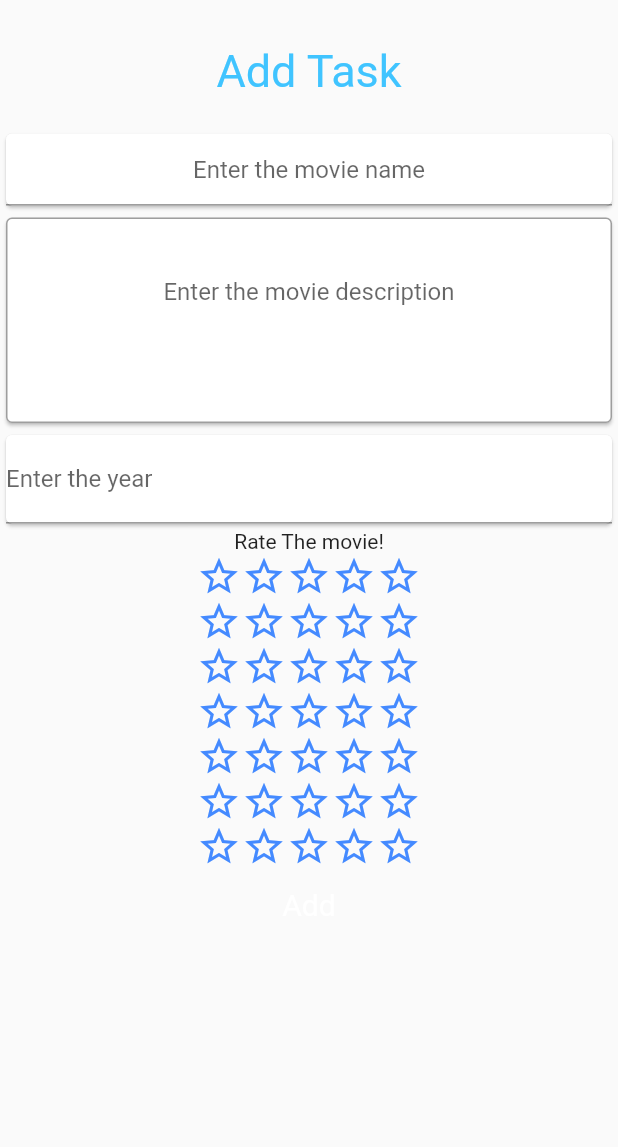
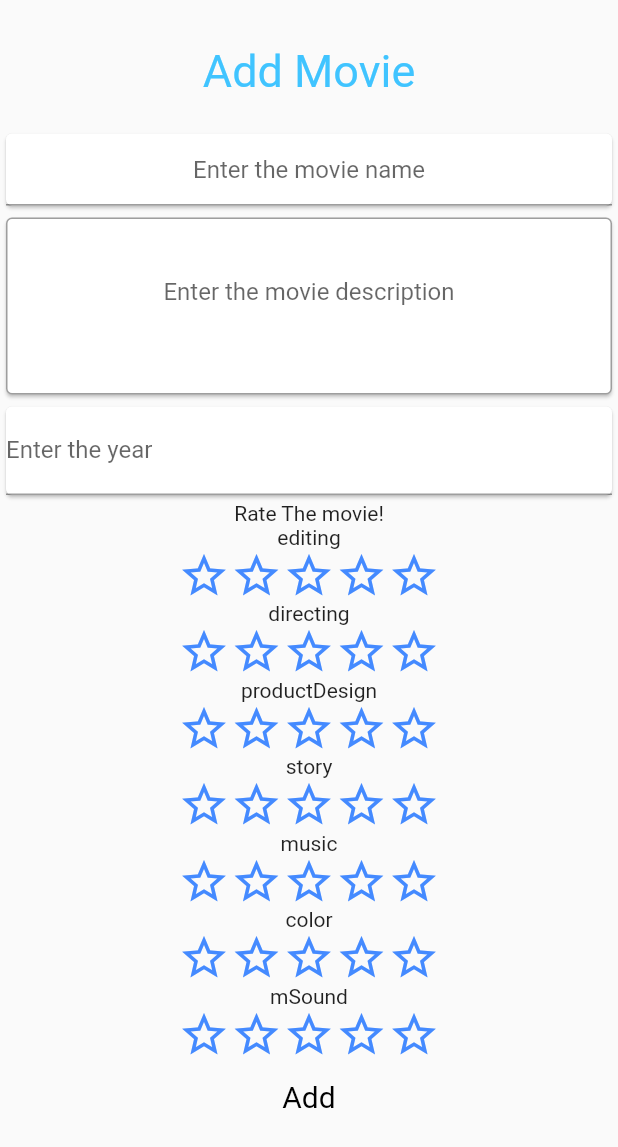
Before and after one commit to remre/movie_rater_app, a Flutter app: the AddMovie screen opened by its route, on a phone screen of 412 x 824 dp. Shown: the top 1147 px of the screen. Run offline on Flutter 3.47's test engine with Material 2 defaults, Android fonts, the phone set to English and light mode, and no system bars; drawn by our look-alikes of flutter_rating_bar; our stand-ins replace cloud_firestore, email_validator, firebase_auth, firebase_core, font_awesome_flutter, modal_progress_hud_nsn; accounts and stored records are empty.

Commit message:
needs to update movie add page with scrolling

```diff
--- a/lib/add_movie.dart
+++ b/lib/add_movie.dart
@@ -86,7 +86,7 @@ class _AddMovieState extends State<AddMovie> {
             child: Container(
               padding: EdgeInsets.only(top: 30),
               child: Text(
-                'Add Task',
+                'Add Movie',
                 textAlign: TextAlign.center,
                 style: TextStyle(color: Colors.lightBlueAccent, fontSize: 30),
               ),
@@ -109,7 +109,7 @@ class _AddMovieState extends State<AddMovie> {
           ),
           Card(
             child: TextField(
-              maxLines: 3,
+              maxLines: 2,
               maxLength: 250,
               decoration: InputDecoration(hintText: 'Enter the movie description',
                 counterText: '',
@@ -152,142 +152,37 @@ class _AddMovieState extends State<AddMovie> {
           //     // print("rating value dd -> ${value.truncate()}");
           //   },
           // ),
-          Center(
-            child: Column(
-              children:<Widget>[
-                Text('Rate The movie!'),
-                // MovieStars(),
-                RatingBar(
-                  initialRating: 0,
-                  minRating: 0,
-                  maxRating: 5,
-                  allowHalfRating: true,
-                  itemSize: 30.0,
-                  ratingWidget: RatingWidget(
-                    full: const Icon(Icons.star, color: Colors.blueAccent),
-                    half: const Icon(Icons.star_half, color: Colors.blueAccent),
-                    empty: const Icon(Icons.star_border, color: Colors.blueAccent),
-                  ),
-                  onRatingUpdate: (value) {
-                    // Rating is updated
-                    print('rating update to: $value');
-                    editing = value;
+          SingleChildScrollView(
+            child: Center(
+              child: Column(
+                children:<Widget>[
+                  Text('Rate The movie!'),
+                  // MovieStars(),
+                  Text('editing'),
+                  MovieStars(editing),
+                  Text('directing'),
+                  MovieStars(directing),
+                  Text('productDesign'),
+                  MovieStars(productDesign),
+                  Text('story'),
+                  MovieStars(story),
+                  Text('music'),
+                  MovieStars(music),
+                  Text('color'),
+                  MovieStars(color),
+                  Text('mSound'),
+                  MovieStars(mSound),
 
-                  },
-                ),
-                RatingBar(
-                  initialRating: 0,
-                  minRating: 0,
-                  maxRating: 5,
-                  allowHalfRating: true,
-                  itemSize: 30.0,
-                  ratingWidget: RatingWidget(
-                    full: const Icon(Icons.star, color: Colors.blueAccent),
-                    half: const Icon(Icons.star_half, color: Colors.blueAccent),
-                    empty: const Icon(Icons.star_border, color: Colors.blueAccent),
-                  ),
-                  onRatingUpdate: (value) {
-                    // Rating is updated
-                    print('rating update to: $value');
-                    directing = value;
+                ]
 
-                  },
-                ), RatingBar(
-                  initialRating: 0,
-                  minRating: 0,
-                  maxRating: 5,
-                  allowHalfRating: true,
-                  itemSize: 30.0,
-                  ratingWidget: RatingWidget(
-                    full: const Icon(Icons.star, color: Colors.blueAccent),
-                    half: const Icon(Icons.star_half, color: Colors.blueAccent),
-                    empty: const Icon(Icons.star_border, color: Colors.blueAccent),
-                  ),
-                  onRatingUpdate: (value) {
-                    // Rating is updated
-                    print('rating update to: $value');
-                    productDesign = value;
-
-                  },
-                ), RatingBar(
-                  initialRating: 0,
-                  minRating: 0,
-                  maxRating: 5,
-                  allowHalfRating: true,
-                  itemSize: 30.0,
-                  ratingWidget: RatingWidget(
-                    full: const Icon(Icons.star, color: Colors.blueAccent),
-                    half: const Icon(Icons.star_half, color: Colors.blueAccent),
-                    empty: const Icon(Icons.star_border, color: Colors.blueAccent),
-                  ),
-                  onRatingUpdate: (value) {
-                    // Rating is updated
-                    print('rating update to: $value');
-                    story = value;
-
-                  },
-                ), RatingBar(
-                  initialRating: 0,
-                  minRating: 0,
-                  maxRating: 5,
-                  allowHalfRating: true,
-                  itemSize: 30.0,
-                  ratingWidget: RatingWidget(
-                    full: const Icon(Icons.star, color: Colors.blueAccent),
-                    half: const Icon(Icons.star_half, color: Colors.blueAccent),
-                    empty: const Icon(Icons.star_border, color: Colors.blueAccent),
-                  ),
-                  onRatingUpdate: (value) {
-                    // Rating is updated
-                    print('rating update to: $value');
-                    music = value;
-
-                  },
-                ), RatingBar(
-                  initialRating: 0,
-                  minRating: 0,
-                  maxRating: 5,
-                  allowHalfRating: true,
-                  itemSize: 30.0,
-                  ratingWidget: RatingWidget(
-                    full: const Icon(Icons.star, color: Colors.blueAccent),
-                    half: const Icon(Icons.star_half, color: Colors.blueAccent),
-                    empty: const Icon(Icons.star_border, color: Colors.blueAccent),
-                  ),
-                  onRatingUpdate: (value) {
-                    // Rating is updated
-                    print('rating update to: $value');
-                    color = value;
-
-                  },
-                ), RatingBar(
-                  initialRating: 0,
-                  minRating: 0,
-                  maxRating: 5,
-                  allowHalfRating: true,
-                  itemSize: 30.0,
-                  ratingWidget: RatingWidget(
-                    full: const Icon(Icons.star, color: Colors.blueAccent),
-                    half: const Icon(Icons.star_half, color: Colors.blueAccent),
-                    empty: const Icon(Icons.star_border, color: Colors.blueAccent),
-                  ),
-                  onRatingUpdate: (value) {
-                    // Rating is updated
-                    print('rating update to: $value');
-                    mSound = value;
-
-                  },
-                ),
-
-              ]
-
+              ),
             ),
           ),
           TextButton(
             child: Text(
               'Add',
               style: TextStyle(
-                color: Colors.white,
+                color: Colors.black,
               ),
             ),
             style: TextButton.styleFrom(
@@ -328,8 +223,8 @@ class _AddMovieState extends State<AddMovie> {
 }
 
 class MovieStars extends StatelessWidget {
-  late double rating;
-  MovieStars(this.rating);
+  late double star;
+  MovieStars(this.star);
 
   @override
   Widget build(BuildContext context) {
@@ -339,7 +234,7 @@ class MovieStars extends StatelessWidget {
       minRating: 0,
       maxRating: 5,
       allowHalfRating: true,
-      itemSize: 30.0,
+      itemSize: 35.0,
       ratingWidget: RatingWidget(
         full: const Icon(Icons.star, color: Colors.blueAccent),
         half: const Icon(Icons.star_half, color: Colors.blueAccent),
@@ -348,7 +243,7 @@ class MovieStars extends StatelessWidget {
       onRatingUpdate: (value) {
         // Rating is updated
         print('rating update to: $value');
-        rating = value;
+        star = value;
 
       },
               ),
```
